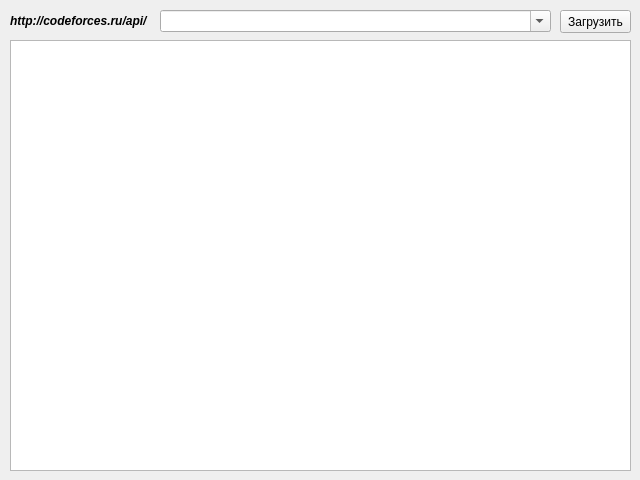
First picture: the form in mainwindow.ui, repository CodeAndMight/CodeforcesClient, before the edit.
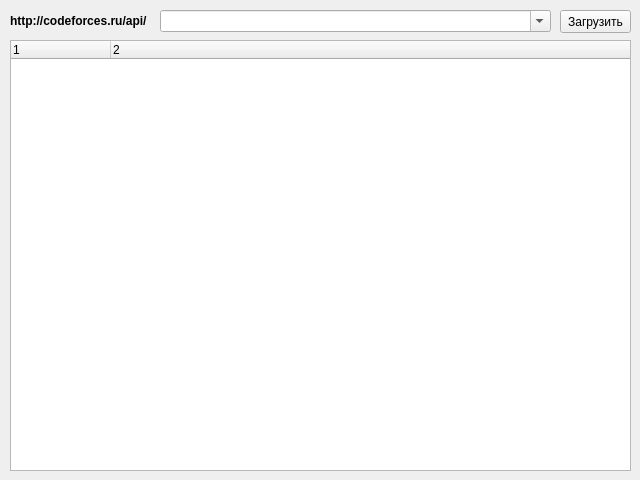
Second picture: the form after the edit.

Commit message: Output json data

What changed in the file:
```diff
--- a/mainwindow.ui
+++ b/mainwindow.ui
@@ -30,16 +30,21 @@
      </rect>
     </property>
     <property name="columnCount">
-     <number>1</number>
+     <number>2</number>
     </property>
     <attribute name="headerVisible">
-     <bool>false</bool>
+     <bool>true</bool>
     </attribute>
     <column>
      <property name="text">
       <string notr="true">1</string>
      </property>
     </column>
+    <column>
+     <property name="text">
+      <string>2</string>
+     </property>
+    </column>
    </widget>
    <widget class="QComboBox" name="comboBox">
     <property name="geometry">
@@ -79,10 +84,13 @@
     <property name="font">
      <font>
       <weight>75</weight>
-      <italic>true</italic>
+      <italic>false</italic>
       <bold>true</bold>
      </font>
     </property>
+    <property name="autoFillBackground">
+     <bool>false</bool>
+    </property>
     <property name="text">
      <string>http://codeforces.ru/api/</string>
     </property>
```
Left out of the diff: 3 changed lines with no effect on the pictures. The commit also changes 2 other files.
